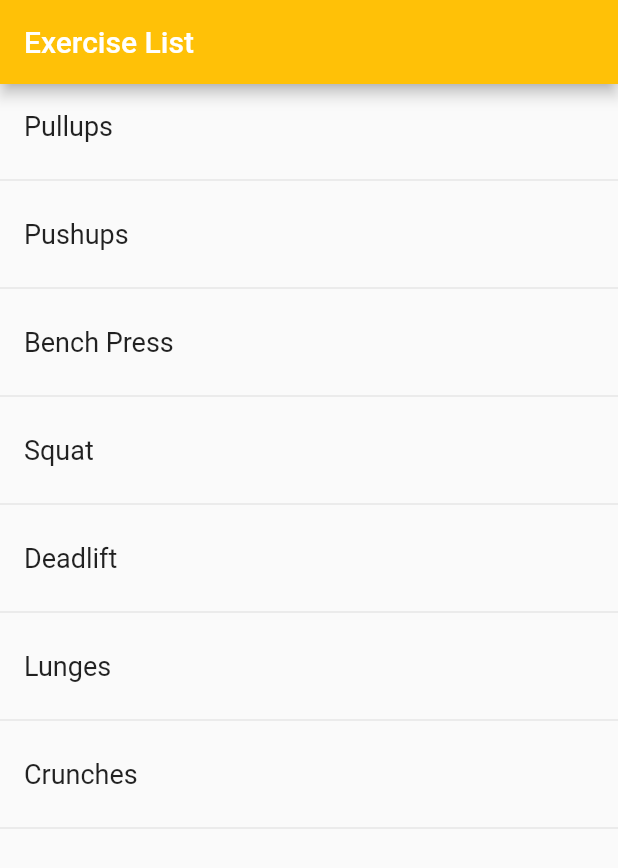
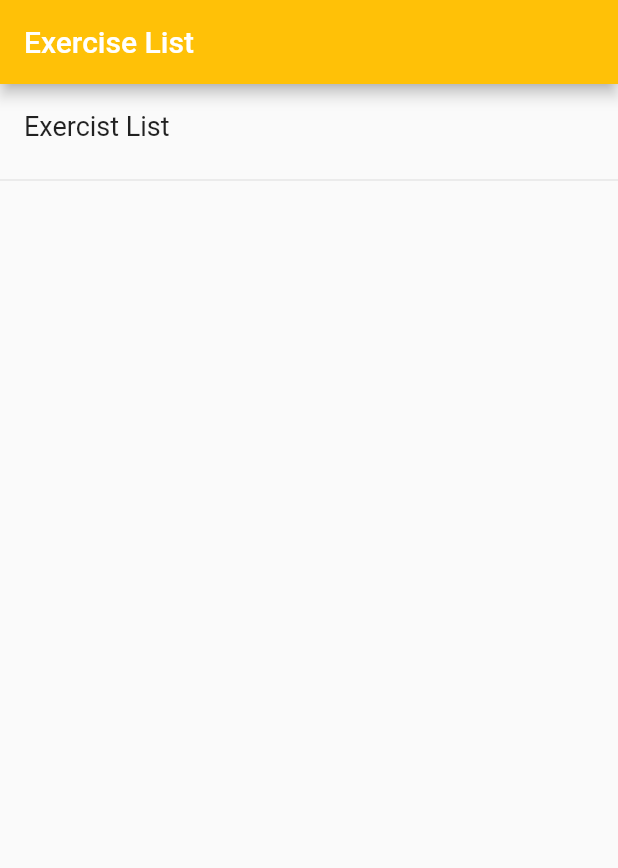
Before and after one commit to CarlJoos/Workout, a Flutter app: the screen it shows after launch, on a phone screen of 412 x 824 dp. Shown: the top 868 px of the screen. Run offline on Flutter 3.47's test engine with Material 2 defaults, Android fonts, the phone set to English and light mode, and no system bars.

Commit message:
homepage, resuable font styles

```diff
--- a/lib/exercise_list.dart
+++ b/lib/exercise_list.dart
@@ -1,4 +1,5 @@
 import 'package:flutter/material.dart';
+import 'package:flutter_application_1/font_styles.dart';
 
 class ExerciseList extends StatefulWidget {
   const ExerciseList({Key? key}) : super(key: key);
@@ -17,9 +18,6 @@ class _ExerciseListState extends State<ExerciseList> {
     Exercise("Lunges", "Do a lunge"),
     Exercise("Crunches", "Do a crunch")
   ];
-
-  final _biggerFont = const TextStyle(fontSize: 18);
-
   workoutSelect(Exercise exercise) {
     Navigator.of(context).push(MaterialPageRoute<void>(builder: (context) {
       return Scaffold(
@@ -49,7 +47,8 @@ class _ExerciseListState extends State<ExerciseList> {
               final index = i ~/ 2;
 
               return ListTile(
-                title: Text(_exercises[index].name, style: _biggerFont),
+                title:
+                    Text(_exercises[index].name, style: MyTextStyleBase.medium),
                 // If you just pass the function without the arrow, it errors
                 // because of ListView.builder trying to call the function while
                 // still building the rest of the tiles
--- /dev/null
+++ b/lib/font_styles.dart
@@ -0,0 +1,7 @@
+import 'package:flutter/cupertino.dart';
+
+class MyTextStyleBase {
+  static const big = TextStyle(fontSize: 22);
+  static const medium = TextStyle(fontSize: 18);
+  static const small = TextStyle(fontSize: 14);
+}
--- /dev/null
+++ b/lib/homepage.dart
@@ -0,0 +1,85 @@
+import 'package:flutter/material.dart';
+import 'package:flutter_application_1/exercise_list.dart';
+import 'package:flutter_application_1/font_styles.dart';
+
+class HomePage extends StatefulWidget {
+  const HomePage({Key? key}) : super(key: key);
+  @override
+  State<HomePage> createState() => _HomePageState();
+}
+
+class _HomePageState extends State<HomePage> {
+  final List<HomepageItem> _widgetList = <HomepageItem>[
+    HomepageItem("Exercist List", const ExerciseList())
+  ];
+
+  itemSelect(HomepageItem homepageItem) {
+    Navigator.of(context).push(MaterialPageRoute<void>(builder: (context) {
+      return homepageItem.widget;
+    }));
+  }
+
+  @override
+  Widget build(BuildContext context) {
+    return Scaffold(
+        appBar: AppBar(
+          backgroundColor: Colors.amber,
+          title: const Text("Exercise List"),
+        ),
+        body: ListView.builder(
+            // Double the item count for the dividers
+            itemCount: _widgetList.length * 2,
+            itemBuilder: (context, i) {
+              // Every other item is a divider
+              if (i.isOdd) {
+                return const Divider();
+              }
+              // Divides iterator by 2 and gets integer version of it, basically
+              // makes the dividers work
+              final index = i ~/ 2;
+
+              return ListTile(
+                title: Text(_widgetList[index].name,
+                    style: MyTextStyleBase.medium),
+                // If you just pass the function without the arrow, it errors
+                // because of ListView.builder trying to call the function while
+                // still building the rest of the tiles
+                onTap: () => itemSelect(_widgetList[index]),
+              );
+              // trailing: Icon(Icons.arrow_forward_ios));
+            }));
+  }
+}
+
+// class HomePage extends StatelessWidget {
+//   HomePage({Key? key}) : super(key: key);
+
+//   @override
+//   Widget build(BuildContext context) {
+//     return Scaffold(
+//       appBar: AppBar(
+//         backgroundColor: Colors.amber,
+//         title: const Text("HomePage"),
+//       ),
+//       body: Center(
+//         child: TextButton(
+//           child: const Text("Exercise List"),
+//           onPressed: () {
+//             Navigator.push(context,
+//                 MaterialPageRoute(builder: (context) => const ExerciseList()));
+//           },
+//           style: (TextButton.styleFrom(
+//               primary: Colors.white,
+//               backgroundColor: Colors.grey,
+//               textStyle: const TextStyle(color: Colors.white, fontSize: 22))),
+//         ),
+//       ),
+//     );
+//   }
+// }
+
+class HomepageItem {
+  String name;
+  Widget widget;
+  HomepageItem(this.name, this.widget);
+}
--- a/lib/main.dart
+++ b/lib/main.dart
@@ -1,19 +1,21 @@
 //import material
 import 'package:flutter/material.dart';
-import 'package:flutter_application_1/exercise_list.dart';
+import 'package:flutter_application_1/homepage.dart';
+//import 'package:flutter_application_1/font_styles.dart';
 
 void main() {
-  runApp(MyApp());
+  runApp(const MyApp());
 }
 
 class MyApp extends StatelessWidget {
-  //const MyApp({Key? key}) : super(key: key);
+  const MyApp({Key? key}) : super(key: key);
 
   @override
   Widget build(BuildContext context) {
     return const MaterialApp(
-      title: "Zoobie Zoobie Zu",
-      home: ExerciseList(),
+      title: "Workout App",
+      //home: ExerciseList(),
+      home: HomePage(),
     );
   }
 }
```
Also changed, not shown: 1 other file.
